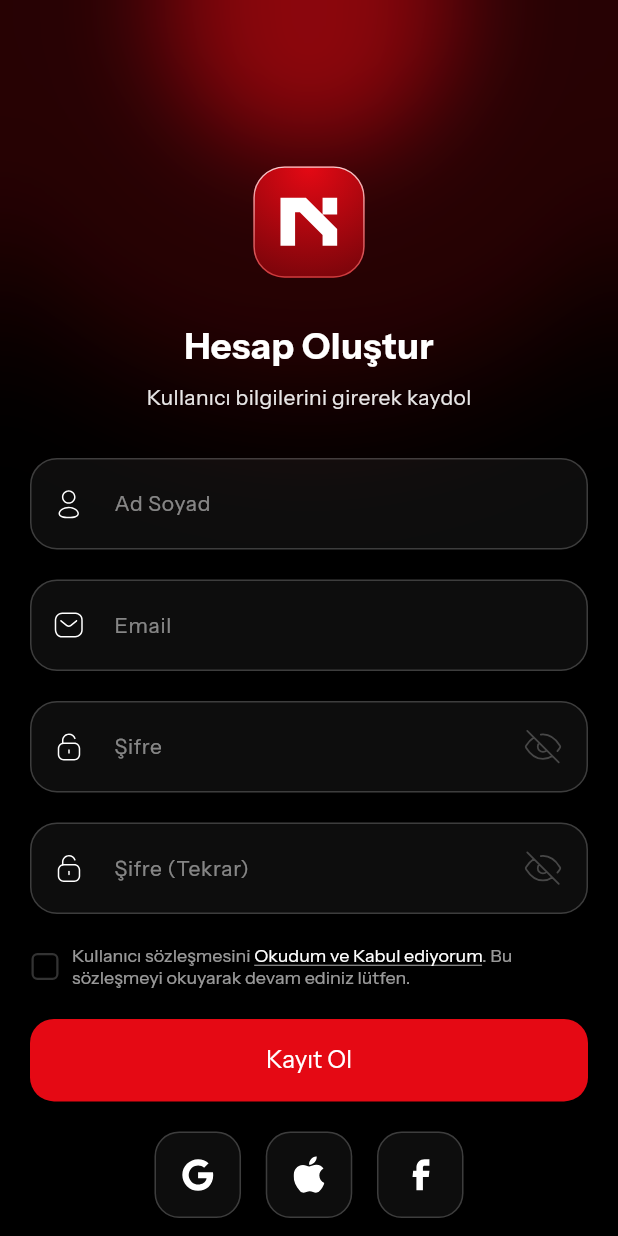
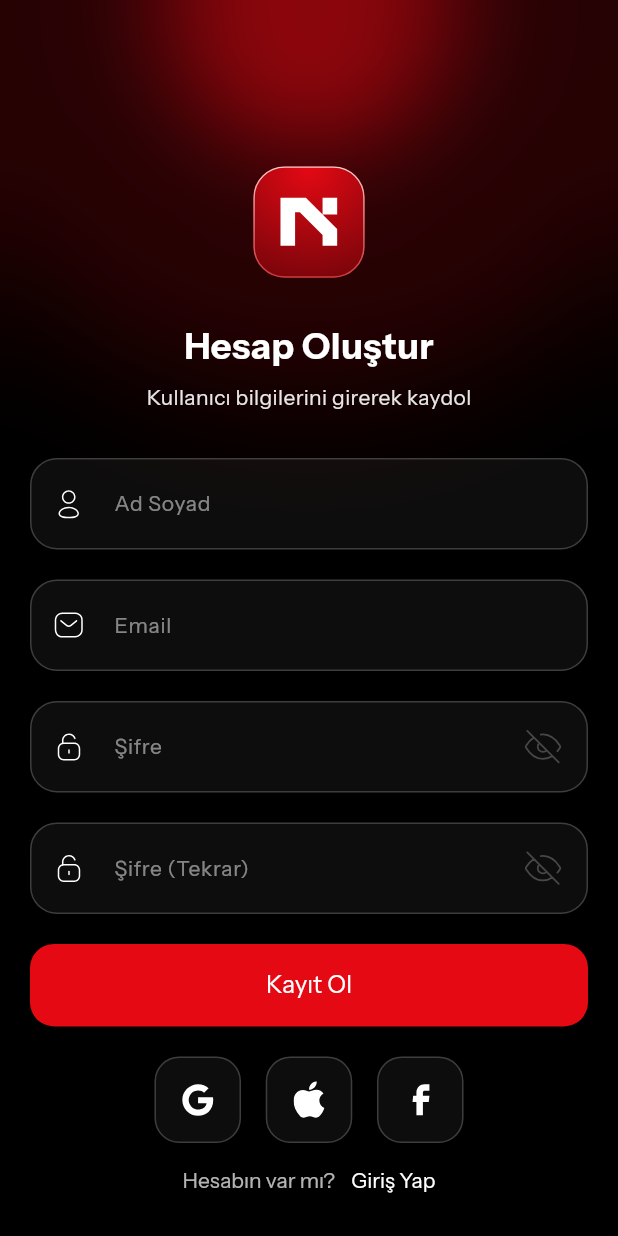
Before and after one commit to envertunasonmez/ShartFlix, a Flutter app: the RegisterView screen opened by its route, on a phone screen of 412 x 824 dp. Run offline on Flutter 3.47's test engine with Material 3 defaults, Android fonts, the phone set to English and light mode, and no system bars; our stand-ins replace cached_network_image, dio, equatable, flutter_bloc, flutter_svg, go_router and 4 more; accounts and stored records are empty; project files that could hold a hidden picture were left out.

Commit message:
fix - login and register forms

```diff
--- a/lib/features/auth/views/register/widgets/register_form.dart
+++ b/lib/features/auth/views/register/widgets/register_form.dart
@@ -1,9 +1,6 @@
-import 'package:flutter/gestures.dart';
 import 'package:flutter/material.dart';
 import 'package:flutter_bloc/flutter_bloc.dart';
-import 'package:jr_case_boilerplate/core/constants/app_colors.dart';
 import 'package:jr_case_boilerplate/core/constants/app_strings.dart';
-import 'package:jr_case_boilerplate/core/constants/app_text_styles.dart';
 import 'package:jr_case_boilerplate/core/widgets/text_form_field/custom_text_form_field.dart';
 import 'package:jr_case_boilerplate/core/widgets/buttons/custom_elevated_button.dart';
 import 'package:jr_case_boilerplate/cubit/validation/validation_cubit.dart';
@@ -19,7 +16,12 @@ class RegisterForm extends StatelessWidget {
   final VoidCallback onRegisterPressed;
   final GlobalKey<FormState> formKey;
 
-  const RegisterForm({
+  final FocusNode nameFocus = FocusNode();
+  final FocusNode emailFocus = FocusNode();
+  final FocusNode passwordFocus = FocusNode();
+  final FocusNode confirmPasswordFocus = FocusNode();
+
+  RegisterForm({
     super.key,
     required this.nameController,
     required this.emailController,
@@ -40,199 +42,95 @@ class RegisterForm extends StatelessWidget {
         return Form(
           key: formKey,
           child: Column(
-            crossAxisAlignment: CrossAxisAlignment.center,
             children: [
+              // Name Surname
               CustomTextFormField(
                 controller: nameController,
                 labelText: "Ad Soyad",
                 svgIconPath: AppStrings.userIconPath,
+                focusNode: nameFocus,
+                textInputAction: TextInputAction.next,
+                onFieldSubmitted: (_) {
+                  FocusScope.of(context).requestFocus(emailFocus);
+                },
                 hasError: isUpdated && validationState.errors['name'] != null,
                 errorText: isUpdated ? validationState.errors['name'] : null,
                 validator: (value) {
-                  final error = context
-                      .read<FormValidationCubit>()
-                      .validateName(value);
-                  context.read<FormValidationCubit>().updateFieldValidation(
-                    'name',
-                    error,
-                  );
+                  final error = context.read<FormValidationCubit>().validateName(value);
+                  context.read<FormValidationCubit>().updateFieldValidation('name', error);
                   return null;
                 },
               ),
               const SizedBox(height: 20),
 
+              //  Email
               CustomTextFormField(
                 controller: emailController,
                 labelText: "Email",
                 svgIconPath: AppStrings.emailIconPath,
                 keyboardType: TextInputType.emailAddress,
+                focusNode: emailFocus,
+                textInputAction: TextInputAction.next,
+                onFieldSubmitted: (_) {
+                  FocusScope.of(context).requestFocus(passwordFocus);
+                },
                 hasError: isUpdated && validationState.errors['email'] != null,
                 errorText: isUpdated ? validationState.errors['email'] : null,
                 validator: (value) {
-                  final error = context
-                      .read<FormValidationCubit>()
-                      .validateEmail(value);
-                  context.read<FormValidationCubit>().updateFieldValidation(
-                    'email',
-                    error,
-                  );
+                  final error = context.read<FormValidationCubit>().validateEmail(value);
+                  context.read<FormValidationCubit>().updateFieldValidation('email', error);
                   return null;
                 },
               ),
               const SizedBox(height: 20),
 
+              // Password
               CustomTextFormField(
                 controller: passwordController,
                 labelText: "Şifre",
                 svgIconPath: AppStrings.passwordIconPath,
                 obscureText: true,
-                hasError:
-                    isUpdated && validationState.errors['password'] != null,
-                errorText: isUpdated
-                    ? validationState.errors['password']
-                    : null,
+                focusNode: passwordFocus,
+                textInputAction: TextInputAction.next,
+                onFieldSubmitted: (_) {
+                  FocusScope.of(context).requestFocus(confirmPasswordFocus);
+                },
+                hasError: isUpdated && validationState.errors['password'] != null,
+                errorText: isUpdated ? validationState.errors['password'] : null,
                 validator: (value) {
-                  final error = context
-                      .read<FormValidationCubit>()
-                      .validatePassword(value);
-                  context.read<FormValidationCubit>().updateFieldValidation(
-                    'password',
-                    error,
-                  );
-
-                  if (confirmPasswordController.text.isNotEmpty) {
-                    final confirmError = context
-                        .read<FormValidationCubit>()
-                        .validateConfirmPassword(
-                          confirmPasswordController.text,
-                          value ?? '',
-                        );
-                    context.read<FormValidationCubit>().updateFieldValidation(
-                      'confirmPassword',
-                      confirmError,
-                    );
-                  }
+                  final error = context.read<FormValidationCubit>().validatePassword(value);
+                  context.read<FormValidationCubit>().updateFieldValidation('password', error);
                   return null;
                 },
               ),
               const SizedBox(height: 20),
 
+              //  Password Again
               CustomTextFormField(
                 controller: confirmPasswordController,
                 labelText: "Şifre (Tekrar)",
                 svgIconPath: AppStrings.passwordIconPath,
                 obscureText: true,
-                hasError:
-                    isUpdated &&
-                    validationState.errors['confirmPassword'] != null,
-                errorText: isUpdated
-                    ? validationState.errors['confirmPassword']
-                    : null,
+                focusNode: confirmPasswordFocus,
+                textInputAction: TextInputAction.done,
+                onFieldSubmitted: (_) {
+                  onRegisterPressed();
+                },
+                hasError: isUpdated && validationState.errors['confirmPassword'] != null,
+                errorText: isUpdated ? validationState.errors['confirmPassword'] : null,
                 validator: (value) {
                   final error = context
                       .read<FormValidationCubit>()
                       .validateConfirmPassword(value, passwordController.text);
-                  context.read<FormValidationCubit>().updateFieldValidation(
-                    'confirmPassword',
-                    error,
-                  );
+                  context.read<FormValidationCubit>().updateFieldValidation('confirmPassword', error);
                   return null;
                 },
               ),
               const SizedBox(height: 20),
 
-              Row(
-                crossAxisAlignment: CrossAxisAlignment.center,
-                children: [
-                  SizedBox(
-                    width: 20,
-                    height: 20,
-                    child: Checkbox(
-                      value: isTermsAccepted,
-                      onChanged: onTermsChanged,
-                      shape: RoundedRectangleBorder(
-                        borderRadius: BorderRadius.circular(4),
-                      ),
-                      side: BorderSide(color: AppColors.white20, width: 1.5),
-                      checkColor: AppColors.whiteColor,
-                      activeColor: AppColors.primary,
-                    ),
-                  ),
-                  const SizedBox(width: 8),
-                  Expanded(
-                    child: RichText(
-                      text: TextSpan(
-                        children: [
-                          TextSpan(
-                            text: "Kullanıcı sözleşmesini ",
-                            style: AppTextStyles.bodySmall.copyWith(
-                              color: AppColors.white60,
-                            ),
-                          ),
-                          TextSpan(
-                            text: "Okudum ve Kabul ediyorum",
-                            style: AppTextStyles.bodySmall.copyWith(
-                              color: AppColors.whiteColor,
-                              decoration: TextDecoration.underline,
-                            ),
-                            recognizer: TapGestureRecognizer()
-                              ..onTap = () {
-                                debugPrint("Sözleşme tıklandı!");
-                              },
-                          ),
-                          TextSpan(
-                            text:
-                                ". Bu sözleşmeyi okuyarak devam ediniz lütfen.",
-                            style: AppTextStyles.bodySmall.copyWith(
-                              color: AppColors.white60,
-                            ),
-                          ),
-                        ],
-                      ),
-                    ),
-                  ),
-                ],
-              ),
-              const SizedBox(height: 20),
-
               CustomElevatedButton(
                 text: "Kayıt Ol",
-                onPressed: () {
-                  final name = nameController.text.trim();
-                  final email = emailController.text.trim();
-                  final password = passwordController.text.trim();
-                  final confirmPassword = confirmPasswordController.text.trim();
-
-                  context.read<FormValidationCubit>().validateRegisterForm(
-                    name,
-                    email,
-                    password,
-                    confirmPassword,
-                  );
-
-                  if (!isTermsAccepted) {
-                    ScaffoldMessenger.of(context).showSnackBar(
-                      SnackBar(
-                        content: Text(
-                          "Koşulları kabul etmelisiniz!",
-                          style: AppTextStyles.bodySmall.copyWith(
-                            color: AppColors.whiteColor,
-                          ),
-                        ),
-                        backgroundColor: AppColors.error,
-                      ),
-                    );
-                    return;
-                  }
-
-                  final currentState = context
-                      .read<FormValidationCubit>()
-                      .state;
-                  if (currentState is FormValidationUpdated &&
-                      currentState.isValid) {
-                    onRegisterPressed();
-                  }
-                },
+                onPressed: onRegisterPressed,
               ),
             ],
           ),
```
Also changed, not shown: lib/features/auth/views/login/widgets/login_form.dart (+28 -7 lines).
